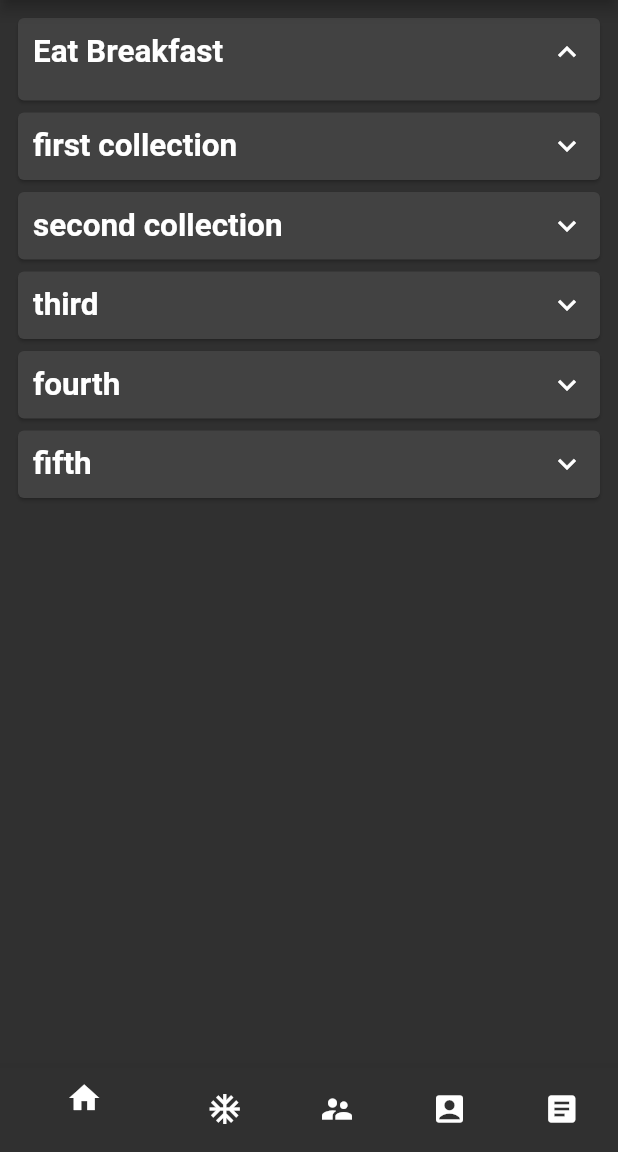
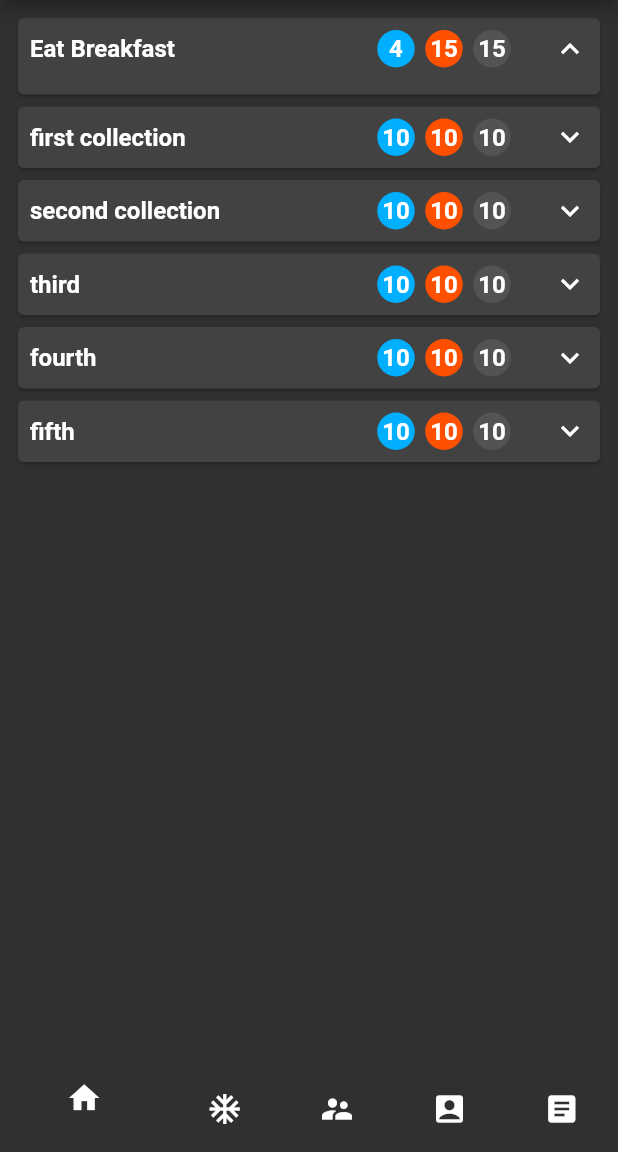
Before and after one commit to lancerharris/flutter-tally-app, a Flutter app: the screen it shows after launch, after a tap on "Eat Breakfast", on a phone screen of 412 x 824 dp, the part 84-1236 px from its top. Run offline on Flutter 3.47's test engine with Material 2 defaults, Android fonts, the phone set to English and light mode, and no system bars; our stand-ins replace google_fonts; Roboto replaces fonts that are missing (Handlee).

Commit message:
Get rid of child task panel.
There isn't a need for multiple widgets.

```diff
--- a/lib/Home/home_screen.dart
+++ b/lib/Home/home_screen.dart
@@ -38,9 +38,9 @@ class HomeScreen extends StatelessWidget {
             padding: EdgeInsets.all(8),
             children: [
               for (var i = 0; i < parentListItems.length; i++)
-                ParentTaskPanel(
+                TaskPanel(
                   key: ValueKey('$i'),
-                  parentListItem: parentListItems[i],
+                  listItem: parentListItems[i],
                   childListItems: parentListItems[i].isCollection
                       ? getChildListItems(
                           (parentListItems[i] as TallyCollection)
--- a/lib/Home/widgets/parent_task_panel.dart
+++ b/lib/Home/widgets/parent_task_panel.dart
@@ -1,36 +1,97 @@
 import 'package:flutter/material.dart';
+import 'package:intl/intl.dart';
 import 'package:provider/provider.dart';
 import 'package:tally_app/Home/models/tally_collection.dart';
 import 'package:tally_app/Home/models/tally_item.dart';
 import 'package:tally_app/Home/models/tally_task.dart';
 import 'package:tally_app/providers/task_manager.dart';
+import 'package:tally_app/theme/app_theme.dart';
 import 'child_task_panel.dart';
 
-class ParentTaskPanel extends StatelessWidget {
-  const ParentTaskPanel(
-      {Key? key, required this.parentListItem, this.childListItems})
+class TaskPanel extends StatelessWidget {
+  const TaskPanel({Key? key, required this.listItem, this.childListItems})
       : super(key: key);
-  final TallyItem parentListItem;
+  final TallyItem listItem;
   final List<TallyTask>? childListItems;
 
   @override
   Widget build(BuildContext context) {
-    var isExpanded = parentListItem.isExpanded;
+    var isExpanded = listItem.isExpanded;
 
     return GestureDetector(
       child: Card(
         child: Container(
-          padding: const EdgeInsets.all(5),
-          margin: const EdgeInsets.all(5),
+          padding: const EdgeInsets.all(8),
           child: Column(
             children: [
               Row(
-                mainAxisAlignment: MainAxisAlignment.spaceBetween,
+                mainAxisAlignment: MainAxisAlignment.center,
                 children: [
-                  Text(
-                    parentListItem.name,
-                    style: Theme.of(context).textTheme.headline2,
+                  Expanded(
+                    child: Text(
+                      listItem.name,
+                      style: Theme.of(context).textTheme.headline3,
+                    ),
                   ),
+                  Expanded(
+                    child: Row(
+                      mainAxisAlignment: MainAxisAlignment.end,
+                      children: [
+                        Stack(
+                          alignment: Alignment.center,
+                          children: [
+                            Container(
+                              width: 30,
+                              height: 25,
+                              decoration: BoxDecoration(
+                                color: AppTheme.secondaryColor,
+                                shape: BoxShape.circle,
+                              ),
+                            ),
+                            Text(
+                              '${NumberFormat("##,###", "en_US").format(listItem.streak)}',
+                              style: Theme.of(context).textTheme.headline3,
+                            ),
+                          ],
+                        ),
+                        SizedBox(width: 2),
+                        Stack(
+                          alignment: Alignment.center,
+                          children: [
+                            Container(
+                              width: 30,
+                              height: 25,
+                              decoration: BoxDecoration(
+                                color: AppTheme.mainColor,
+                                shape: BoxShape.circle,
+                              ),
+                            ),
+                            Text(
+                                '${NumberFormat("##,###", "en_US").format(listItem.count)}',
+                                style: Theme.of(context).textTheme.headline3),
+                          ],
+                        ),
+                        SizedBox(width: 2),
+                        Stack(
+                          alignment: Alignment.center,
+                          children: [
+                            Container(
+                              width: 30,
+                              height: 25,
+                              decoration: BoxDecoration(
+                                color: AppTheme.disabledColor,
+                                shape: BoxShape.circle,
+                              ),
+                            ),
+                            Text(
+                                '${NumberFormat("##,###", "en_US").format(listItem.count)}',
+                                style: Theme.of(context).textTheme.headline3),
+                          ],
+                        ),
+                      ],
+                    ),
+                  ),
+                  SizedBox(width: 25),
                   isExpanded
                       ? Icon(Icons.expand_less)
                       : Icon(Icons.expand_more),
@@ -45,24 +106,27 @@ class ParentTaskPanel extends StatelessWidget {
                   shrinkWrap: true,
                   itemBuilder: (context, index) {
                     return Container(
-                      margin: EdgeInsets.only(left: 10),
-                      child: ChildTaskPanel(
-                        childItem: childListItems![index],
-                      ),
+                      child: TaskPanel(
+                          listItem: childListItems![index],
+                          // passing null right now since not allowing 3 level
+                          // nesting
+                          childListItems: null),
                     );
                     // child: Center(child: Text('Entry $index')));
                   },
                   separatorBuilder: (context, index) => Divider(),
                   itemCount:
-                      (parentListItem as TallyCollection).tallyTaskNames.length,
+                      (listItem as TallyCollection).tallyTaskNames.length,
                 )
             ],
           ),
         ),
       ),
       onTap: () {
-        Provider.of<TaskManager>(context, listen: false)
-            .updateExpansion(parentListItem.id, parentListItem.isCollection);
+        Provider.of<TaskManager>(context, listen: false).updateExpansion(
+          listItem.id,
+          listItem.isCollection,
+        );
       },
     );
   }
```
